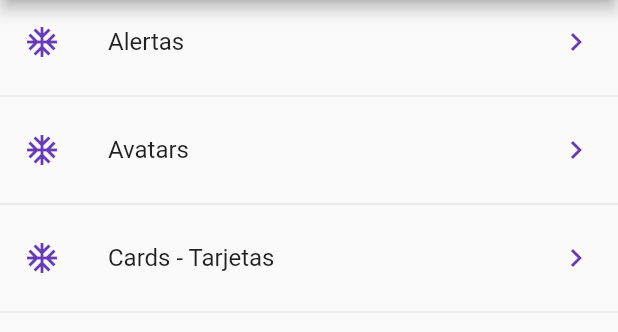
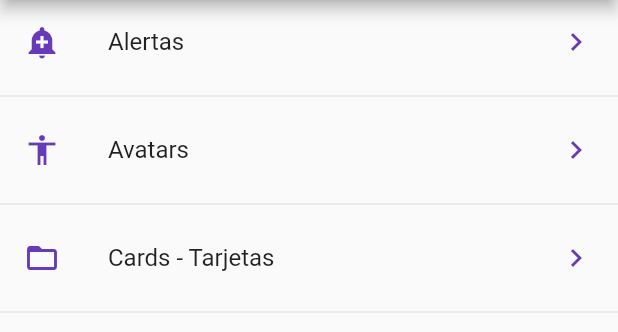
Before and after one commit to mmunozpatino/components, a Flutter app: the screen it shows after launch, on a phone screen of 412 x 824 dp, the part 84-416 px from its top. Run offline on Flutter 3.47's test engine with Material 2 defaults, Android fonts, the phone set to English and light mode, and no system bars.

Commit message:
video 68 OK

```diff
--- a/lib/src/pages/home_page.dart
+++ b/lib/src/pages/home_page.dart
@@ -1,4 +1,5 @@
 import 'package:components/src/providers/menu_provider.dart';
+import 'package:components/src/utils/icon_string_util.dart';
 import 'package:flutter/material.dart';
 
 class HomePage extends StatelessWidget {
@@ -26,7 +27,7 @@ class HomePage extends StatelessWidget {
     data.forEach((opt) {
       final widgetTemp = ListTile(
         title: Text(opt['texto']),
-        leading: Icon(Icons.ac_unit, color: Colors.deepPurple),
+        leading: getIcon(opt['icon']),
         trailing: Icon(Icons.keyboard_arrow_right, color: Colors.deepPurple),
         onTap: (){
 
--- /dev/null
+++ b/lib/src/utils/icon_string_util.dart
@@ -0,0 +1,11 @@
+import 'package:flutter/material.dart';
+
+final _icons= <String, IconData>{
+  'add_alert': Icons.add_alert,
+  'accessibility': Icons.accessibility,
+  'folder_open': Icons.folder_open
+};
+
+Icon getIcon(String iconName){
+  return Icon(_icons[iconName], color: Colors.deepPurple);
+}
```
